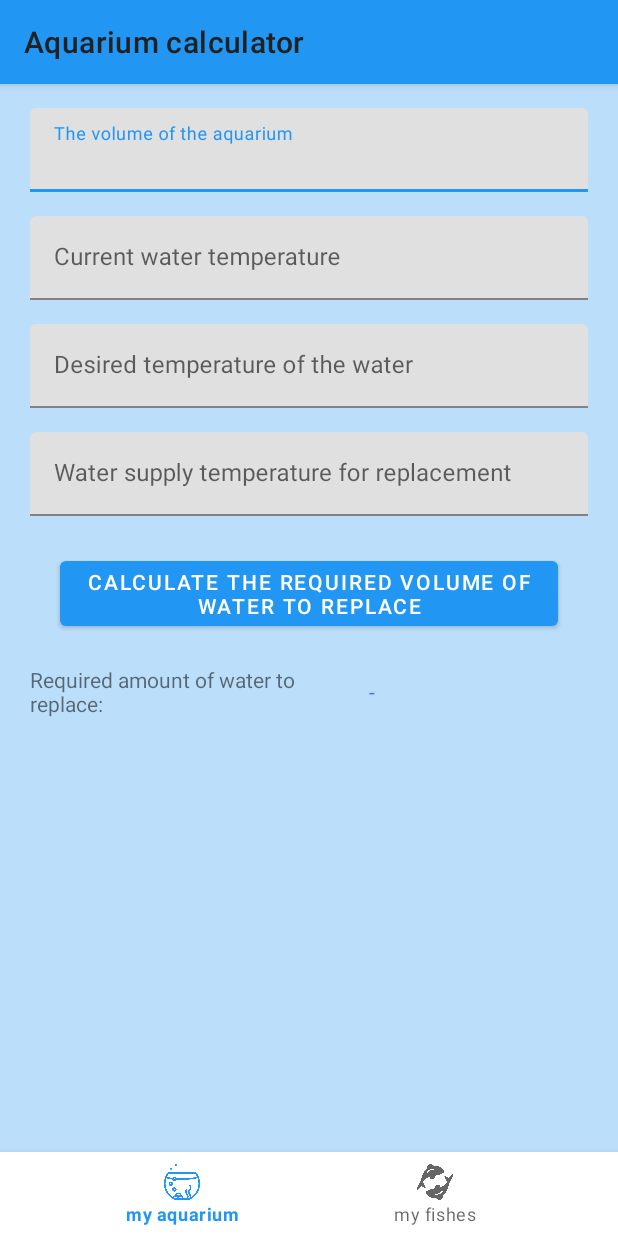
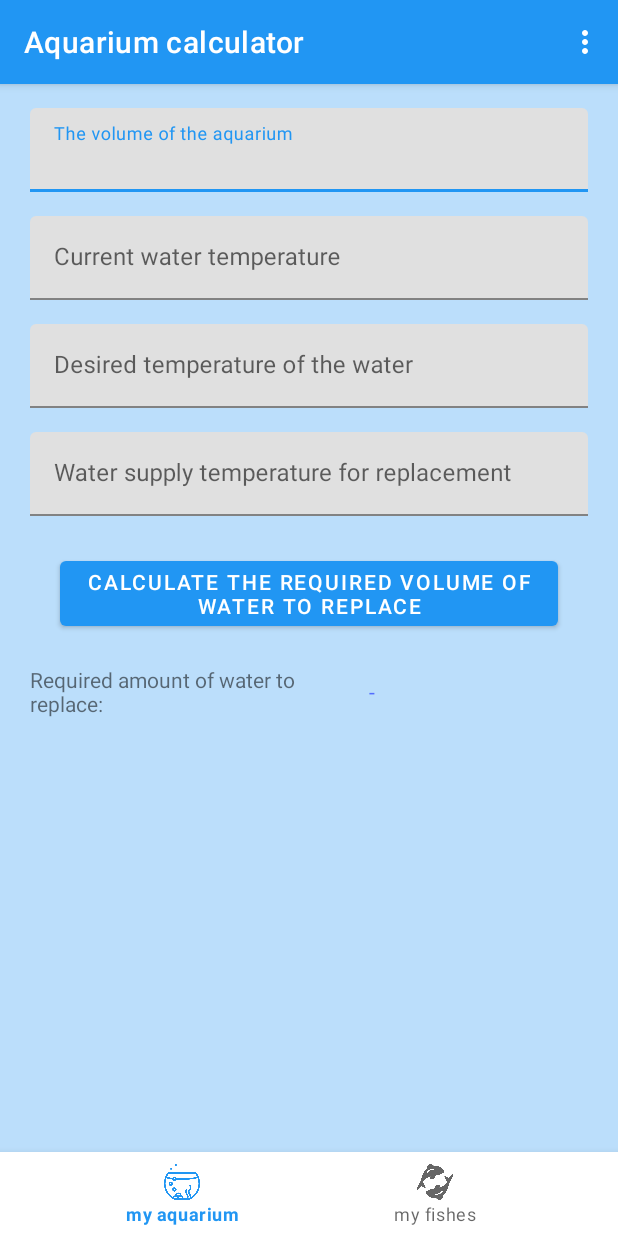
Before and after one commit to VolodyaRybakov/Test_app, an Android app: the screen it shows after launch (MainActivity), on a phone screen of 412 x 824 dp. Run offline under Robolectric (Android 15) with nearby library versions, the phone set to English and light mode, and no system bars; our stand-ins replace ButterKnife, navigation-ui; libraries missing offline, so code that uses them is left out: moxy.presenter; 1 statement that could not run was skipped.

Commit message:
Add about dialog

```diff
--- a/testapplication/build.gradle
+++ b/testapplication/build.gradle
@@ -60,4 +60,7 @@ dependencies {
     implementation 'com.squareup.retrofit2:converter-gson:2.4.0'
     implementation 'com.squareup.retrofit2:adapter-rxjava2:2.6.0'
     implementation 'com.google.code.gson:gson:2.8.6'
+
+    // About page
+    implementation 'com.github.medyo:android-about-page:1.3'
 }
--- a/testapplication/src/main/java/com/example/testapplication/FishAdapter.java
+++ b/testapplication/src/main/java/com/example/testapplication/FishAdapter.java
@@ -7,7 +7,6 @@ import android.view.ViewGroup;
 import android.widget.AdapterView;
 import android.widget.Button;
 import android.widget.TextView;
-import android.widget.Toast;
 
 import androidx.annotation.NonNull;
 import androidx.constraintlayout.widget.ConstraintLayout;
--- a/testapplication/src/main/java/com/example/testapplication/MainActivity.java
+++ b/testapplication/src/main/java/com/example/testapplication/MainActivity.java
@@ -1,10 +1,13 @@
 package com.example.testapplication;
 
 import android.os.Bundle;
+import android.view.Menu;
 import android.view.MenuItem;
 
 import androidx.annotation.NonNull;
+import androidx.appcompat.app.AlertDialog;
 import androidx.appcompat.app.AppCompatActivity;
+import androidx.appcompat.widget.Toolbar;
 import androidx.navigation.NavController;
 import androidx.navigation.Navigation;
 import androidx.navigation.ui.NavigationUI;
@@ -16,6 +19,7 @@ import butterknife.ButterKnife;
 public class MainActivity extends AppCompatActivity {
 
     NavController navController;
+    private Toolbar mToolbar;
 
     @Override
     protected void onCreate(Bundle savedInstanceState) {
@@ -25,10 +29,38 @@ public class MainActivity extends AppCompatActivity {
         navController = Navigation.findNavController(this, R.id.nav_host_fragment);
         BottomNavigationView bottomNavigationView = findViewById(R.id.bottomNavigationView);
         NavigationUI.setupWithNavController(bottomNavigationView, navController);
+
+        mToolbar = findViewById(R.id.topAppBar);
+        setSupportActionBar(mToolbar);
+
+
+    }
+
+    @Override
+    public boolean onCreateOptionsMenu(Menu menu) {
+        super.onCreateOptionsMenu(menu);
+        getMenuInflater().inflate(R.menu.top_app_bar, menu);
+        return true;
+    }
+
+    public static int getVersionCode() {
+        return BuildConfig.VERSION_CODE;
+    }
+
+    public static String getVersionName() {
+        return BuildConfig.VERSION_NAME;
     }
 
     @Override
     public boolean onOptionsItemSelected(@NonNull MenuItem item) {
+        int id = item.getItemId();
+
+        if (id == R.id.about_fragment) {
+            AlertDialog dialog;
+            dialog = ShowAboutDialog.getDialog(this);
+            dialog.show();
+            return true;
+        }
         NavigationUI.onNavDestinationSelected(item, navController);
         return super.onOptionsItemSelected(item);
     }
--- a/testapplication/src/main/res/layout/activity_main.xml
+++ b/testapplication/src/main/res/layout/activity_main.xml
@@ -6,6 +6,21 @@
     android:layout_height="match_parent"
     tools:context=".MainActivity"
     android:background="@color/primary_light">
+
+    <com.google.android.material.appbar.AppBarLayout
+        android:layout_width="match_parent"
+        android:layout_height="wrap_content"
+        app:layout_constraintTop_toTopOf="parent">
+
+        <com.google.android.material.appbar.MaterialToolbar
+            android:id="@+id/topAppBar"
+            style="@style/Widget.MaterialComponents.Toolbar.Primary"
+            android:layout_width="match_parent"
+            android:layout_height="?attr/actionBarSize"
+            app:menu="@menu/top_app_bar"
+            app:title="@string/app_name" />
+
+    </com.google.android.material.appbar.AppBarLayout>
 
     <com.google.android.material.bottomnavigation.BottomNavigationView
         android:id="@+id/bottomNavigationView"
@@ -26,6 +41,7 @@
         android:layout_width="match_parent"
         android:layout_height="match_parent"
         android:layout_marginBottom="57dp"
+        android:layout_marginTop="?attr/actionBarSize"
         app:defaultNavHost="true"
         app:navGraph="@navigation/main_graph"
         tools:layout_editor_absoluteX="0dp" />
--- /dev/null
+++ b/testapplication/src/main/res/menu/top_app_bar.xml
@@ -0,0 +1,9 @@
+<?xml version="1.0" encoding="utf-8"?>
+<menu xmlns:android="http://schemas.android.com/apk/res/android"
+    xmlns:app="http://schemas.android.com/apk/res-auto">
+
+    <item android:id="@+id/about_fragment"
+        android:title="@string/about"
+        android:contentDescription="@string/content_description_about"/>
+
+</menu>
--- a/testapplication/src/main/res/values-v21/themes.xml
+++ b/testapplication/src/main/res/values-v21/themes.xml
@@ -1,7 +1,7 @@
 <?xml version="1.0" encoding="utf-8"?>
 <resources>
 
-    <style name="Theme.MaterialComponents.ViewInflaterTest" parent="Theme.MaterialComponents.Light">
+    <style name="Theme.MaterialComponents.ViewInflaterTest" parent="Theme.MaterialComponents.Light.NoActionBar">
         <item name="viewInflaterClass">
             com.google.android.material.theme.MaterialComponentsViewInflater
         </item>
--- a/testapplication/src/main/res/values/strings.xml
+++ b/testapplication/src/main/res/values/strings.xml
@@ -1,43 +1,28 @@
 <resources>
     <string name="app_name">Aquarium calculator</string>
-    <!--    <string name="incorrect_data">Данные были введены неверно или неполностью. Рыбку добавлять не будем.</string>-->
     <string name="incorrect_data">The data was entered incorrectly or incompletely. We will not add fish.</string>
-    <!--    <string name="not_enough_data">Недостаточно данных для проведения расчётов</string>-->
     <string name="not_enough_data">Insufficient data to make calculations</string>
-    <!--    <string name="unreal_temperature">Данной температуры достичь невозможно</string>-->
     <string name="unreal_temperature">This temperature cannot be reached</string>
-    <!--    <string name="plug">Заглушка</string>-->
     <string name="plug">Plug</string>
-    <!--    <string name="input_fish_params">Укажите параметры своей рыбки</string>-->
     <string name="input_fish_params">Specify the parameters for your fish</string>
-    <!--    <string name="fish_name">Имя рыбки</string>-->
     <string name="fish_name">The name of the fish</string>
-    <!--    <string name="fish_length">Длина рыбки</string>-->
     <string name="fish_length">The length of the fish</string>
-    <!--    <string name="fish_height">Высота рыбки</string>-->
     <string name="fish_height">The height of the fish</string>
-    <!--    <string name="fish_kind">Вид рыбки</string>-->
     <string name="fish_kind">Kind of fish</string>
-    <!--    <string name="aquarium_value">Объём аквариума</string>-->
     <string name="aquarium_value">The volume of the aquarium</string>
-    <!--    <string name="aquarium_temperature">Текущая температура воды</string>-->
     <string name="aquarium_temperature">Current water temperature</string>
-    <!--    <string name="wish_temperature">Желаемая температура воды</string>-->
     <string name="wish_temperature">Desired temperature of the water</string>
-    <!--    <string name="have_temperature">Температура имеющийся воды для замены</string>-->
     <string name="have_temperature">Water supply temperature for replacement</string>
-    <!--    <string name="calculate_water_value">Расчитать необходимый объём воды для замены</string>-->
     <string name="calculate_water_value">Calculate the required volume of water to replace</string>
-    <!--    <string name="required_amount_water_to_replace"> Необходимый объём воды для замены:</string>-->
     <string name="required_amount_water_to_replace"> Required amount of water to replace:</string>
-    <!--    <string name="f_name">Имя рыбки:</string>-->
     <string name="f_name">Name:</string>
-    <!--    <string name="fish_size">Размер рыбки:</string>-->
     <string name="fish_size">Size of fish:</string>
-    <!--    <string name="f_kind">Вид рыбки:</string>-->
     <string name="f_kind">Kind of fish:</string>
-    <!--    <string name="my_aquarium">мой аквариум</string>-->
     <string name="my_aquarium">my aquarium</string>
-    <!--    <string name="my_fishes">мои рыбки</string>-->
     <string name="my_fishes">my fishes</string>
+    <string name="about">About</string>
+    <string name="content_description_about">About this program</string>
+    <string name="version_code">Version code:</string>
+    <string name="version_name">Version name:</string>
+    <string name="connect_with_us">Connect with us</string>
 </resources>
```
Also changed, not shown: testapplication/src/main/java/com/example/testapplication/ShowAboutDialog.java (added, +41 -0 lines), testapplication/src/main/res/drawable-v24/ic_launcher_foreground.xml (deleted, +0 -30 lines), testapplication/src/main/res/drawable/main_logo_akva.png (added), 1 other file.
